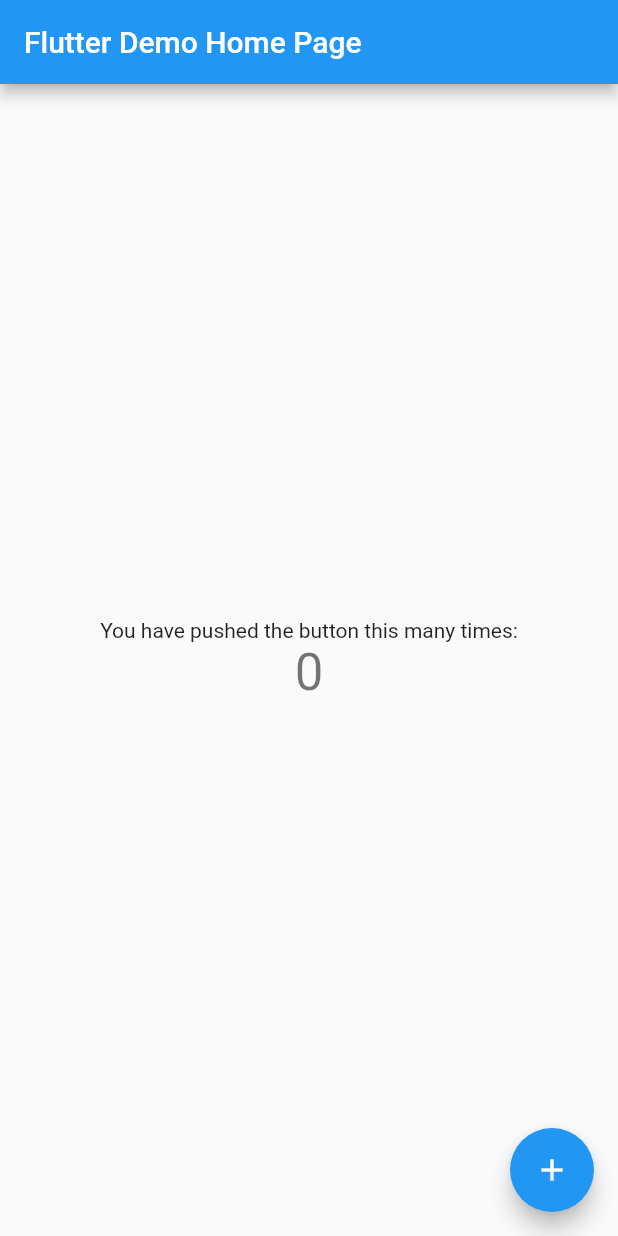
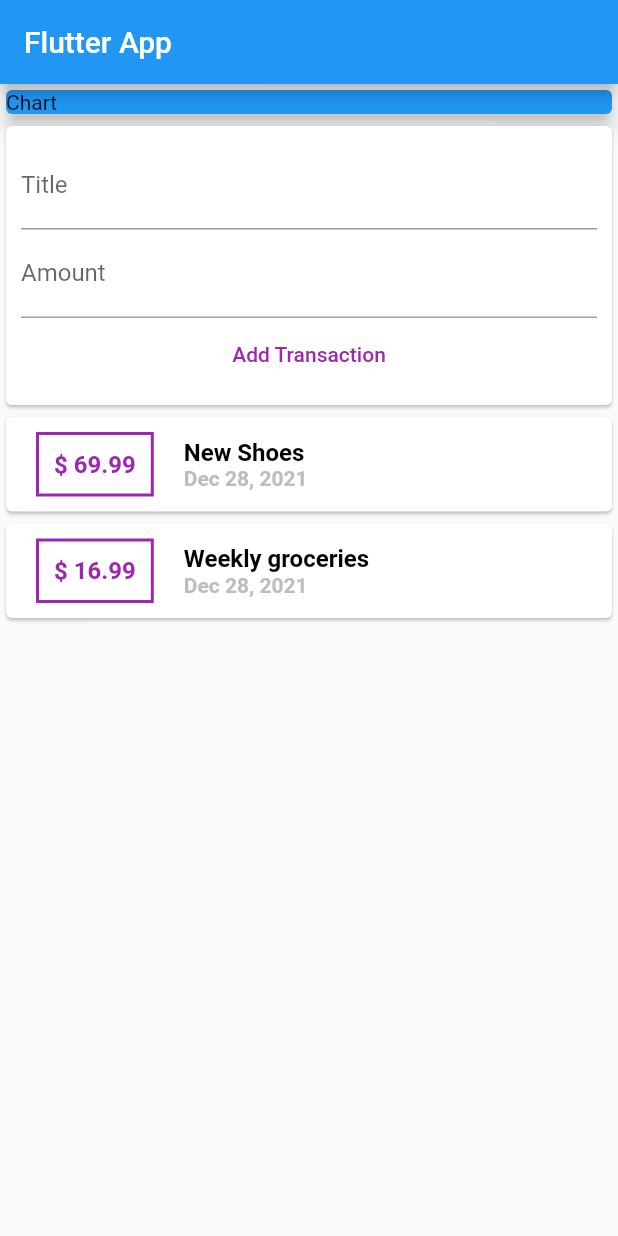
Before and after one commit to asraavisena/personal_expense_app, a Flutter app: the screen it shows after launch, on a phone screen of 412 x 824 dp. Run offline on Flutter 3.47's test engine with Material 2 defaults, Android fonts, the phone set to English and light mode, and no system bars.

Commit message:
add simple form and add list all of expense still hard code

```diff
--- a/lib/main.dart
+++ b/lib/main.dart
@@ -1,4 +1,6 @@
 import 'package:flutter/material.dart';
+import 'package:intl/intl.dart';
+import './transaction.dart';
 
 void main() {
   runApp(const MyApp());
@@ -11,105 +13,114 @@ class MyApp extends StatelessWidget {
   @override
   Widget build(BuildContext context) {
     return MaterialApp(
-      title: 'Flutter Demo',
+      title: 'Flutter Personal Expense',
       theme: ThemeData(
-        // This is the theme of your application.
-        //
-        // Try running your application with "flutter run". You'll see the
-        // application has a blue toolbar. Then, without quitting the app, try
-        // changing the primarySwatch below to Colors.green and then invoke
-        // "hot reload" (press "r" in the console where you ran "flutter run",
-        // or simply save your changes to "hot reload" in a Flutter IDE).
-        // Notice that the counter didn't reset back to zero; the application
-        // is not restarted.
         primarySwatch: Colors.blue,
       ),
-      home: const MyHomePage(title: 'Flutter Demo Home Page'),
+      home: MyHomePage(title: 'Flutter Demo Home Page'),
     );
   }
 }
 
-class MyHomePage extends StatefulWidget {
-  const MyHomePage({Key? key, required this.title}) : super(key: key);
+class MyHomePage extends StatelessWidget {
+  MyHomePage({Key? key, required this.title}) : super(key: key);
 
-  // This widget is the home page of your application. It is stateful, meaning
-  // that it has a State object (defined below) that contains fields that affect
-  // how it looks.
-
-  // This class is the configuration for the state. It holds the values (in this
-  // case the title) provided by the parent (in this case the App widget) and
-  // used by the build method of the State. Fields in a Widget subclass are
-  // always marked "final".
-
+  final List<Transaction> transactions = [
+    Transaction(
+        id: 'T1', title: 'New Shoes', amount: 69.99, date: DateTime.now()),
+    Transaction(
+        id: 'T2',
+        title: 'Weekly groceries',
+        amount: 16.99,
+        date: DateTime.now())
+  ];
   final String title;
-
-  @override
-  State<MyHomePage> createState() => _MyHomePageState();
-}
-
-class _MyHomePageState extends State<MyHomePage> {
-  int _counter = 0;
-
-  void _incrementCounter() {
-    setState(() {
-      // This call to setState tells the Flutter framework that something has
-      // changed in this State, which causes it to rerun the build method below
-      // so that the display can reflect the updated values. If we changed
-      // _counter without calling setState(), then the build method would not be
-      // called again, and so nothing would appear to happen.
-      _counter++;
-    });
-  }
-
   @override
   Widget build(BuildContext context) {
-    // This method is rerun every time setState is called, for instance as done
-    // by the _incrementCounter method above.
-    //
-    // The Flutter framework has been optimized to make rerunning build methods
-    // fast, so that you can just rebuild anything that needs updating rather
-    // than having to individually change instances of widgets.
     return Scaffold(
         appBar: AppBar(
-        // Here we take the value from the MyHomePage object that was created by
-        // the App.build method, and use it to set our appbar title.
-        title: Text(widget.title),
+          title: const Text('Flutter App'),
         ),
-      body: Center(
-        // Center is a layout widget. It takes a single child and positions it
-        // in the middle of the parent.
+        body: Column(
+          mainAxisAlignment: MainAxisAlignment.start,
+          crossAxisAlignment: CrossAxisAlignment.stretch,
+          children: <Widget>[
+            // Card will take width child, but if the parents had width it will take the parent,
+            // Column is not the parent, usually is Container so it is no problem to put Container in Card or outside Card as Parent
+            Container(
+                // double.infinity will expand depends on screen
+                width: double.infinity,
+                child: const Card(
+                  color: Colors.blue,
+                  child: Text('Chart'),
+                  elevation: 5,
+                )),
+            Card(
+                child: Container(
+              padding: EdgeInsets.all(10),
               child: Column(
-          // Column is also a layout widget. It takes a list of children and
-          // arranges them vertically. By default, it sizes itself to fit its
-          // children horizontally, and tries to be as tall as its parent.
-          //
-          // Invoke "debug painting" (press "p" in the console, choose the
-          // "Toggle Debug Paint" action from the Flutter Inspector in Android
-          // Studio, or the "Toggle Debug Paint" command in Visual Studio Code)
-          // to see the wireframe for each widget.
-          //
-          // Column has various properties to control how it sizes itself and
-          // how it positions its children. Here we use mainAxisAlignment to
-          // center the children vertically; the main axis here is the vertical
-          // axis because Columns are vertical (the cross axis would be
-          // horizontal).
-          mainAxisAlignment: MainAxisAlignment.center,
                 children: <Widget>[
-            const Text(
-              'You have pushed the button this many times:',
+                  // Receiving user input
+                  TextField(
+                    decoration: InputDecoration(labelText: 'Title'),
+                  ),
+                  TextField(
+                    decoration: InputDecoration(labelText: 'Amount'),
+                  ),
+                  TextButton(
+                    onPressed: () {},
+                    child: Text('Add Transaction'),
+                    style: ButtonStyle(
+                        foregroundColor:
+                            MaterialStateProperty.all<Color>(Colors.purple)),
+                  )
+                ],
+              ),
+            )),
+            Column(
+              children: transactions.map((el) {
+                return Card(
+                    child: Row(
+                  children: <Widget>[
+                    Container(
+                      padding: EdgeInsets.all(10),
+                      margin:
+                          EdgeInsets.symmetric(vertical: 10, horizontal: 20),
+                      // Decoration -> Border
+                      decoration: BoxDecoration(
+                          border: Border.all(color: Colors.purple, width: 2)),
+                      child: Text(
+                        '\$ ${el.amount}',
+                        style: TextStyle(
+                            fontWeight: FontWeight.bold,
+                            fontSize: 16,
+                            color: Colors.purple),
+                      ),
+                    ),
+                    Column(
+                      crossAxisAlignment: CrossAxisAlignment.start,
+                      children: <Widget>[
+                        Text(
+                          el.title,
+                          style: TextStyle(
+                              fontWeight: FontWeight.bold,
+                              fontSize: 16,
+                              color: Colors.black),
                         ),
                         Text(
-              '$_counter',
-              style: Theme.of(context).textTheme.headline4,
+                          DateFormat.yMMMd().format(el.date),
+                          style: TextStyle(
+                              fontWeight: FontWeight.w700,
+                              fontSize: 14,
+                              color: Colors.grey[400]),
                         ),
                       ],
-        ),
-      ),
-      floatingActionButton: FloatingActionButton(
-        onPressed: _incrementCounter,
-        tooltip: 'Increment',
-        child: const Icon(Icons.add),
-      ), // This trailing comma makes auto-formatting nicer for build methods.
-    );
+                    )
+                  ],
+                ));
+              }).toList(),
+            )
+          ],
+        ));
   }
 }
--- /dev/null
+++ b/lib/transaction.dart
@@ -0,0 +1,12 @@
+class Transaction {
+  final String id;
+  final String title;
+  final double amount;
+  final DateTime date;
+
+  Transaction(
+      {required this.id,
+      required this.title,
+      required this.amount,
+      required this.date});
+}
--- a/pubspec.yaml
+++ b/pubspec.yaml
@@ -3,7 +3,7 @@ description: A new Flutter project.
 
 # The following line prevents the package from being accidentally published to
 # pub.dev using `flutter pub publish`. This is preferred for private packages.
-publish_to: 'none' # Remove this line if you wish to publish to pub.dev
+publish_to: "none" # Remove this line if you wish to publish to pub.dev
 
 # The following defines the version and build number for your application.
 # A version number is three numbers separated by dots, like 1.2.43
@@ -29,7 +29,7 @@ environment:
 dependencies:
   flutter:
     sdk: flutter
-
+  intl: ^0.17.0
 
   # The following adds the Cupertino Icons font to your application.
   # Use with the CupertinoIcons class for iOS style icons.
@@ -51,7 +51,6 @@ dev_dependencies:
 
 # The following section is specific to Flutter.
 flutter:
-
   # The following line ensures that the Material Icons font is
   # included with your application, so that you can use the icons in
   # the material Icons class.
```
Also changed, not shown: pubspec.lock. Lines whose indentation alone changed are shown as unchanged.
